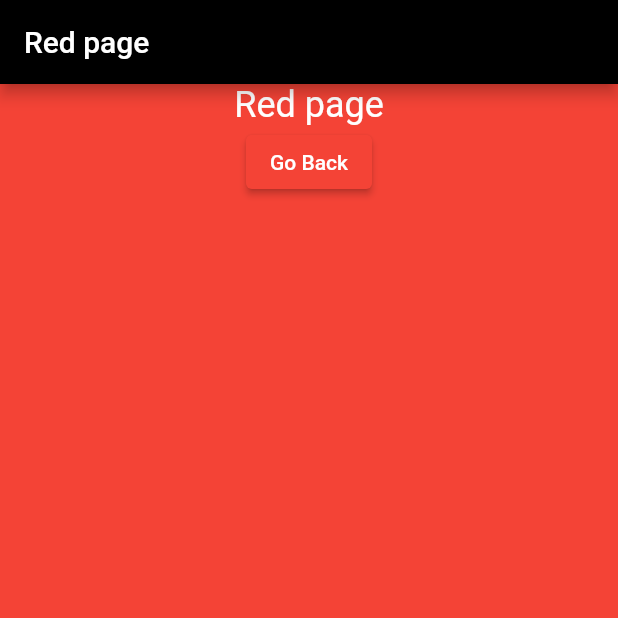
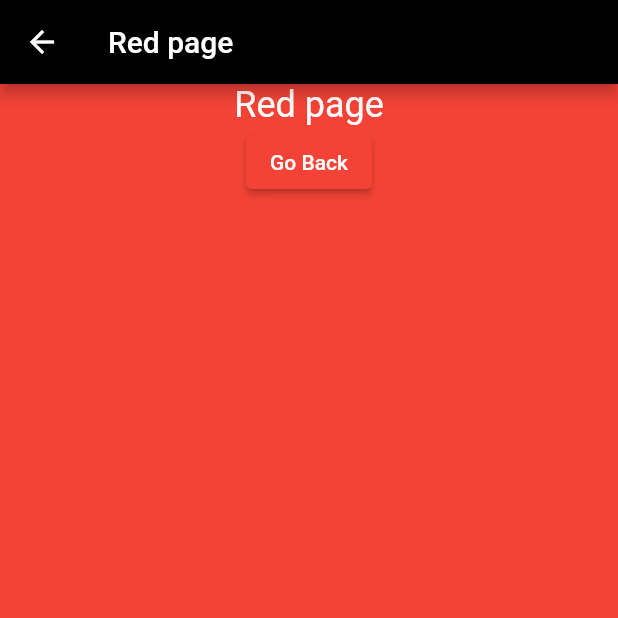
Before and after one commit to AliAltiyev/cinema, a Flutter app: the screen it shows after launch, after a tap on "Go to Red Page", on a phone screen of 412 x 824 dp, the top half of it. Run offline on Flutter 3.47's test engine with Material 2 defaults, Android fonts, the phone set to English and light mode, and no system bars; our stand-ins replace flutter_svg, percent_indicator.

Commit message:
RouteGenerator for navigation professional using for other platforms

```diff
--- a/lib/main.dart
+++ b/lib/main.dart
@@ -1,9 +1,6 @@
+import 'package:cinema/navigation/route_generator.dart';
 import 'package:cinema/navigation/yellow_page.dart';
 import 'package:cinema/ui/auth/sign_up.dart';
-import 'package:cinema/ui/mainscreen/MainScreen.dart';
-import 'package:cinema/ui/movie_details/movie_details_widget.dart';
-import 'package:cinema/widgets/boxdecoration.dart';
-import 'package:cinema/widgets/custom_silver_scroll_view.dart';
 import 'package:flutter/material.dart';
 
 void main() {
@@ -17,18 +14,7 @@ class MyApp extends StatelessWidget {
   @override
   Widget build(BuildContext context) {
     return MaterialApp(
-        routes: {
-          '/SignUp': (context) => const SignIn(),
-          '/Main': (context) => const MainScreen(),
-          '/Main/MovieDetails': (context) {
-            final args = ModalRoute.of(context)!.settings.arguments;
-            if (args is int) {
-              return MovieDetailsScreen(movieId: args);
-            } else {
-              return MovieDetailsScreen(movieId: 0);
-            }
-          }
-        },
+        onGenerateRoute: RouteGenerator.routeGenerator,
         title: 'Flutter Demo',
         theme: ThemeData(
           appBarTheme: const AppBarTheme(
--- a/lib/navigation/red_page.dart
+++ b/lib/navigation/red_page.dart
@@ -12,7 +12,6 @@ class RedPage extends StatelessWidget {
     return Scaffold(
       backgroundColor: Colors.red,
       appBar: AppBar(
-automaticallyImplyLeading: false,
         title: const Text(redPage),
       ),
       body: Center(
--- /dev/null
+++ b/lib/navigation/route_generator.dart
@@ -0,0 +1,37 @@
+import 'package:cinema/navigation/green_page.dart';
+import 'package:cinema/navigation/red_page.dart';
+import 'package:cinema/navigation/yellow_page.dart';
+import 'package:flutter/cupertino.dart';
+import 'package:flutter/foundation.dart';
+import 'package:flutter/material.dart';
+
+class RouteGenerator {
+  static Route<dynamic> routePlatformChecker(Widget page) {
+    if (defaultTargetPlatform == TargetPlatform.android) {
+      return MaterialPageRoute(builder: (context) => page);
+    } else if (defaultTargetPlatform == TargetPlatform.iOS) {
+      return CupertinoPageRoute(builder: (context) => page);
+    } else {
+      return CupertinoPageRoute(builder: (context) => page);
+    }
+  }
+
+  static Route<dynamic>? routeGenerator(RouteSettings settings) {
+    switch (settings.name) {
+      case "/":
+        return routePlatformChecker(const YellowPage());
+      case "/GreenPage":
+        return routePlatformChecker(const GreenPage());
+      case "/RedPage":
+        return routePlatformChecker(RedPage());
+      default:
+        return MaterialPageRoute(
+            builder: (unknown) => const Scaffold(
+                  body: Center(
+                    child: Text("404"),
+                  ),
+                ));
+        ;
+    }
+  }
+}
--- a/lib/navigation/yellow_page.dart
+++ b/lib/navigation/yellow_page.dart
@@ -1,4 +1,3 @@
-import 'package:cinema/navigation/red_page.dart';
 import 'package:flutter/material.dart';
 
 class YellowPage extends StatelessWidget {
@@ -27,14 +26,19 @@ class YellowPage extends StatelessWidget {
               ),
               ElevatedButton(
                   onPressed: () async {
-                    await Navigator.push<int>(context,
-                            MaterialPageRoute(builder: (red) => RedPage()))
-                        .then((int? value) {
-                      debugPrint(value.toString());
-                    });
+                    Navigator.pushNamed(context, "/RedPage");
                   },
                   child: const Text(
                     "Go to Red Page",
+                    style: TextStyle(color: Colors.white, fontSize: 14),
+                  )),
+              ElevatedButton(
+                style: ElevatedButton.styleFrom(primary: Colors.green),
+                  onPressed: () async {
+                    Navigator.pushNamed(context, "/GreenPage");
+                  },
+                  child: const Text(
+                    "Go to Green Page",
                     style: TextStyle(color: Colors.white, fontSize: 14),
                   ))
             ],
```
